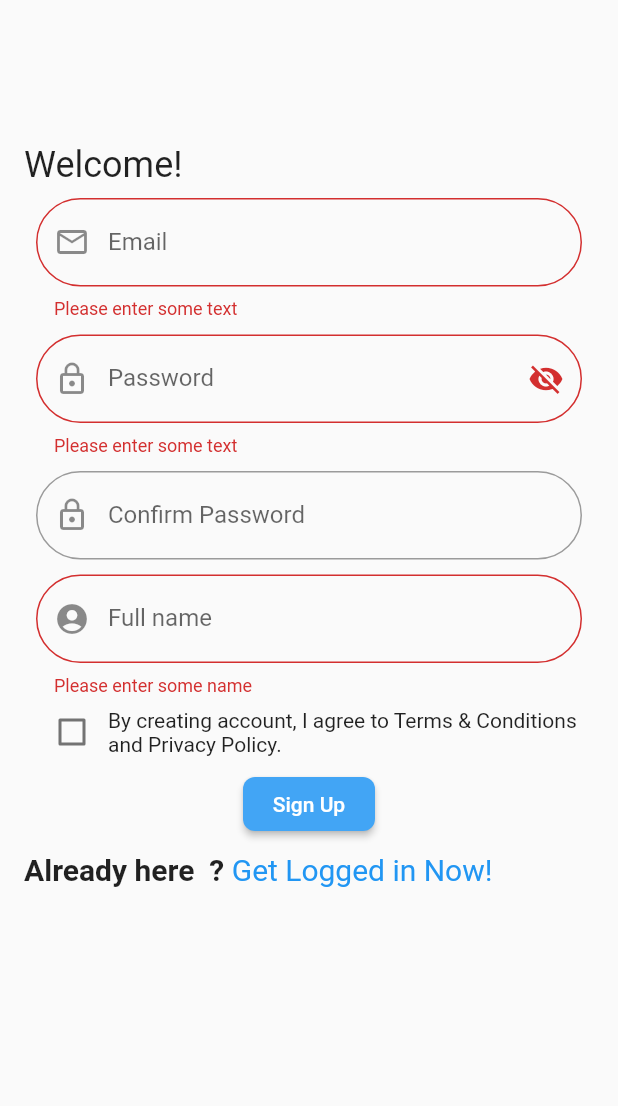
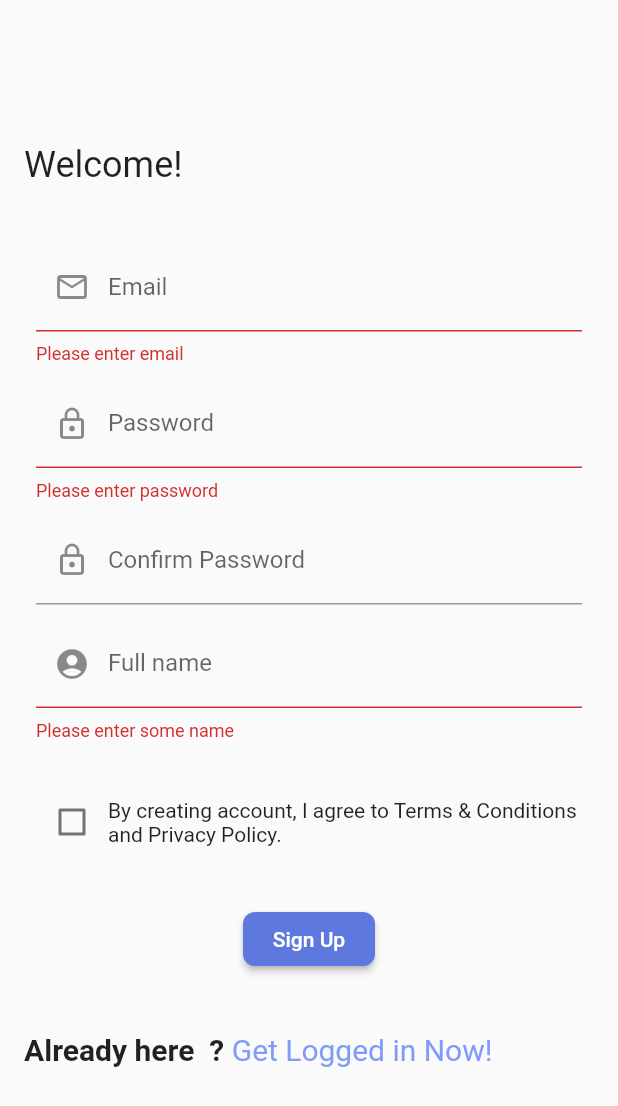
Before and after one commit to raghavtalwar7/YellowClassTask, a Flutter app: the Signup screen opened by its route, after a tap on "Sign Up", on a phone screen of 412 x 824 dp. Shown: the top 1106 px of the screen. Run offline on Flutter 3.47's test engine with Material 2 defaults, Android fonts, the phone set to English and light mode, and no system bars; our stand-ins replace firebase_auth, firebase_core, sqflite; accounts and stored records are empty.

Commit message:
Initial Commit

```diff
--- a/lib/signup.dart
+++ b/lib/signup.dart
@@ -15,12 +15,12 @@ class Signup extends StatelessWidget {
             'Welcome!',
             style: TextStyle(fontSize: 24),
           ),
-
+          SizedBox(height: 30),
           Padding(
             padding: const EdgeInsets.all(8.0),
             child: SignupForm(),
           ),
-
+          SizedBox(height: 30),
           Expanded(
             child: Column(
               mainAxisAlignment: MainAxisAlignment.end,
@@ -35,7 +35,8 @@ class Signup extends StatelessWidget {
                         Navigator.pop(context);
                       },
                       child: Text(' Get Logged in Now!',
-                          style: TextStyle(fontSize: 20, color: Colors.blue)),
+                          style: TextStyle(
+                              fontSize: 20, color: const Color(0xFF819BFA))),
                     )
                   ],
                 )
@@ -43,22 +44,6 @@ class Signup extends StatelessWidget {
             ),
           ),
         ],
-      ),
-    );
-  }
-
-  Container buildLogo() {
-    return Container(
-      height: 80,
-      width: 80,
-      decoration: BoxDecoration(
-          borderRadius: BorderRadius.all(Radius.circular(10)),
-          color: Colors.blue),
-      child: Center(
-        child: Text(
-          "T",
-          style: TextStyle(color: Colors.white, fontSize: 60.0),
-        ),
       ),
     );
   }
@@ -77,7 +62,6 @@ class _SignupFormState extends State<SignupForm> {
   String email;
   String password;
   String name;
-  bool _obscureText = true;
 
   bool agree = false;
 
@@ -85,11 +69,6 @@ class _SignupFormState extends State<SignupForm> {
 
   @override
   Widget build(BuildContext context) {
-    var border = OutlineInputBorder(
-      borderRadius: BorderRadius.all(
-        const Radius.circular(100.0),
-      ),
-    );
 
     var space = SizedBox(height: 10);
     return Form(
@@ -100,12 +79,19 @@ class _SignupFormState extends State<SignupForm> {
           // email
           TextFormField(
             decoration: InputDecoration(
-                prefixIcon: Icon(Icons.email_outlined),
-                labelText: 'Email',
-                border: border),
+              prefixIcon: Icon(Icons.email_outlined),
+              labelText: 'Email',
+              focusedBorder: OutlineInputBorder(
+                borderRadius: BorderRadius.all(
+                  const Radius.circular(100.0),
+                ),
+                borderSide:
+                    BorderSide(color: const Color(0xFF5D79DE), width: 2.5),
+              ),
+            ),
             validator: (value) {
               if (value.isEmpty) {
-                return 'Please enter some text';
+                return 'Please enter email';
               }
               return null;
             },
@@ -123,16 +109,12 @@ class _SignupFormState extends State<SignupForm> {
             decoration: InputDecoration(
               labelText: 'Password',
               prefixIcon: Icon(Icons.lock_outline),
-              border: border,
-              suffixIcon: GestureDetector(
-                onTap: () {
-                  setState(() {
-                    _obscureText = !_obscureText;
-                  });
-                },
-                child: Icon(
-                  _obscureText ? Icons.visibility_off : Icons.visibility,
+              focusedBorder: OutlineInputBorder(
+                borderRadius: BorderRadius.all(
+                  const Radius.circular(100.0),
                 ),
+                borderSide:
+                    BorderSide(color: const Color(0xFF5D79DE), width: 2.5),
               ),
             ),
             onSaved: (val) {
@@ -141,7 +123,7 @@ class _SignupFormState extends State<SignupForm> {
             obscureText: true,
             validator: (value) {
               if (value.isEmpty) {
-                return 'Please enter some text';
+                return 'Please enter password';
               }
               return null;
             },
@@ -152,12 +134,18 @@ class _SignupFormState extends State<SignupForm> {
             decoration: InputDecoration(
               labelText: 'Confirm Password',
               prefixIcon: Icon(Icons.lock_outline),
-              border: border,
+              focusedBorder: OutlineInputBorder(
+                borderRadius: BorderRadius.all(
+                  const Radius.circular(100.0),
+                ),
+                borderSide:
+                    BorderSide(color: const Color(0xFF5D79DE), width: 2.5),
+              ),
             ),
             obscureText: true,
             validator: (value) {
               if (value != pass.text) {
-                return 'password not match';
+                return 'password does not match';
               }
               return null;
             },
@@ -168,7 +156,13 @@ class _SignupFormState extends State<SignupForm> {
             decoration: InputDecoration(
               labelText: 'Full name',
               prefixIcon: Icon(Icons.account_circle),
-              border: border,
+              focusedBorder: OutlineInputBorder(
+                borderRadius: BorderRadius.all(
+                  const Radius.circular(100.0),
+                ),
+                borderSide:
+                    BorderSide(color: const Color(0xFF5D79DE), width: 2.5),
+              ),
             ),
             onSaved: (val) {
               name = val;
@@ -180,7 +174,7 @@ class _SignupFormState extends State<SignupForm> {
               return null;
             },
           ),
-
+          SizedBox(height: 30),
           Row(
             children: <Widget>[
               Checkbox(
@@ -197,7 +191,7 @@ class _SignupFormState extends State<SignupForm> {
               ),
             ],
           ),
-
+          SizedBox(height: 30),
           // signUP button
           RaisedButton(
             onPressed: () async {
@@ -224,7 +218,7 @@ class _SignupFormState extends State<SignupForm> {
             },
             shape: RoundedRectangleBorder(
                 borderRadius: BorderRadius.all(Radius.circular(8.0))),
-            color: Colors.blue[400],
+            color: const Color(0xFF5D79DE),
             textColor: Colors.white,
             child: Text('Sign Up'),
           ),
--- a/lib/splash.dart
+++ b/lib/splash.dart
@@ -22,7 +22,7 @@ class _SplashState extends State<Splash> {
         child: Stack(
             children:[
               Center(
-                  child: Text("Movie List App",style: TextStyle(color:Theme.of(context).primaryColor ,fontSize: 24,fontWeight: FontWeight.w700),)),
+                  child: Text("Movie List App",style: TextStyle(color: const Color(0xFF819BFA) ,fontSize: 24,fontWeight: FontWeight.w700),)),
             ]
         ),
       ),
```
Also changed, not shown: lib/login.dart (+10 -6 lines), lib/myhomepage.dart (+37 -12 lines).
